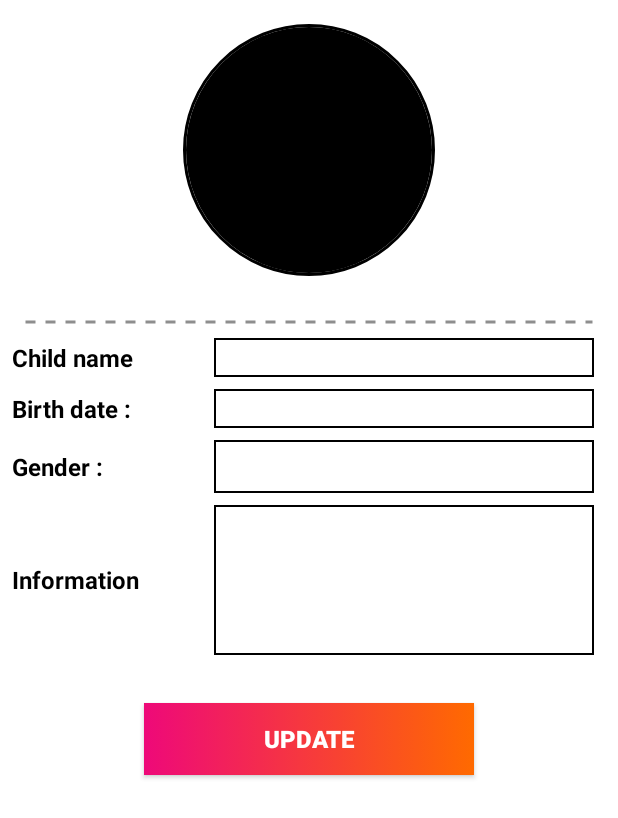
After one commit to nayelfares/ChildB-H, an Android app: the layout fragment_update_child.xml on its own in the app's theme, with its tools: preview values and no code run, on a phone screen of 412 x 824 dp. The commit adds this screen. Shown: the top 818 px of the screen. Run offline under Robolectric (Android 15) with nearby library versions, the light colour scheme and no system bars; network calls fail.

Commit message:
UpdateChild.kt

```diff
--- /dev/null
+++ b/app/src/main/java/com/medical/childbh/parent/ui/UpdateChildView.kt
@@ -0,0 +1,6 @@
+package com.medical.childbh.parent.ui
+
+interface UpdateChildView {
+    fun updateChildSuccess(message: String)
+    fun updateChildFailer(message: String)
+}
--- a/app/src/main/java/com/medical/childbh/parent/vm/ChildAdapter.kt
+++ b/app/src/main/java/com/medical/childbh/parent/vm/ChildAdapter.kt
@@ -12,6 +12,7 @@ import com.medical.childbh.parent.ParentActivity
 import com.medical.childbh.parent.api.ParentApiManager
 import com.medical.childbh.parent.model.Child
 import com.medical.childbh.parent.ui.ChildrenFragment
+import com.medical.childbh.parent.ui.UpdateChild
 import com.medical.childbh.toUrl
 import de.hdodenhof.circleimageview.CircleImageView
 import io.reactivex.Observer
@@ -58,6 +59,10 @@ class ChildAdapter(val context: ChildrenFragment, val children: ArrayList<Child>
             }
             popup.show()
         })
+
+        viewHolder.itemView.setOnClickListener {
+            (context.requireActivity() as ParentActivity).replaceFragment(UpdateChild(context,child))
+        }
     }
 
     override fun getItemCount(): Int {
--- /dev/null
+++ b/app/src/main/res/layout/fragment_update_child.xml
@@ -0,0 +1,169 @@
+<?xml version="1.0" encoding="utf-8"?>
+<ScrollView xmlns:tools="http://schemas.android.com/tools"
+    xmlns:android="http://schemas.android.com/apk/res/android"
+    android:layout_width="match_parent"
+    android:layout_height="match_parent"
+    xmlns:app="http://schemas.android.com/apk/res-auto"
+    android:clickable="true"
+    android:focusable="true"
+    android:orientation="vertical"
+    android:background="@color/white">
+    <LinearLayout xmlns:android="http://schemas.android.com/apk/res/android"
+        android:layout_width="match_parent"
+        android:layout_height="wrap_content"
+        android:orientation="vertical">
+        <RelativeLayout
+            android:layout_width="200dp"
+            android:layout_gravity="center"
+            android:layout_height="200dp">
+            <de.hdodenhof.circleimageview.CircleImageView
+                android:layout_width="match_parent"
+                android:layout_height="match_parent"
+                android:layout_marginTop="16dp"
+                android:layout_marginBottom="16dp"
+                app:civ_border_color="@color/black"
+                android:src="@color/black"
+                android:layout_centerInParent="true"
+                app:civ_border_width="2dp"
+                android:id="@+id/photo"/>
+        </RelativeLayout>
+
+        <ImageView
+            android:layout_width="match_parent"
+            android:layout_height="5dp"
+            android:src="@drawable/dotted"
+            android:layout_marginStart="16dp"
+            android:layout_marginTop="12dp"
+            android:layout_marginEnd="16dp"
+            android:layerType="software" />
+        <LinearLayout
+            android:layout_width="match_parent"
+            android:layout_height="wrap_content"
+            android:layout_marginTop="8dp"
+            android:orientation="horizontal">
+            <TextView
+                android:layout_width="0dp"
+                android:layout_height="match_parent"
+                android:layout_weight="1.5"
+                android:text="@string/child_name"
+                android:textSize="16sp"
+                android:textColor="@color/black"
+                android:layout_marginStart="8dp"
+                android:gravity="start|center"
+                android:textStyle="bold"/>
+            <EditText
+                android:layout_width="0dp"
+                android:layout_height="wrap_content"
+                android:layout_weight="3"
+                android:layout_marginEnd="16dp"
+                android:textColor="@color/black"
+                android:id="@+id/name"
+                android:background="@drawable/ic_edittext_border"
+                android:textSize="16sp"
+                android:layout_marginStart="8dp"
+                android:gravity="start"
+                android:textStyle="normal"/>
+        </LinearLayout>
+        <LinearLayout
+            android:layout_width="match_parent"
+            android:layout_height="wrap_content"
+            android:layout_marginTop="8dp"
+            android:orientation="horizontal">
+            <TextView
+                android:layout_width="0dp"
+                android:layout_height="match_parent"
+                android:layout_weight="1.5"
+                android:text="@string/birth_date"
+                android:textSize="16sp"
+                android:textColor="@color/black"
+                android:layout_marginStart="8dp"
+                android:gravity="start|center"
+                android:textStyle="bold"/>
+            <EditText
+                android:layout_width="0dp"
+                android:layout_height="wrap_content"
+                android:layout_weight="3"
+                android:textColor="@color/black"
+                android:layout_marginEnd="16dp"
+                android:id="@+id/birthDate"
+                android:background="@drawable/ic_edittext_border"
+                android:textSize="16sp"
+                android:layout_marginStart="8dp"
+                android:gravity="start"
+                android:textStyle="normal"/>
+        </LinearLayout>
+        <LinearLayout
+            android:layout_width="match_parent"
+            android:layout_height="wrap_content"
+            android:layout_marginTop="8dp"
+            android:orientation="horizontal">
+            <TextView
+                android:layout_width="0dp"
+                android:layout_height="match_parent"
+                android:layout_weight="1.5"
+                android:text="@string/gender"
+                android:textSize="16sp"
+                android:textColor="@color/black"
+                android:layout_marginStart="8dp"
+                android:gravity="start|center"
+                android:textStyle="bold"/>
+            <Spinner
+                android:layout_width="0dp"
+                android:layout_height="35dp"
+                android:layout_weight="3"
+                android:textColor="@color/black"
+                android:id="@+id/gender"
+                android:layout_marginEnd="16dp"
+                android:background="@drawable/ic_edittext_border"
+                android:textSize="16sp"
+                android:layout_marginStart="8dp"
+                android:gravity="start"
+                android:textStyle="normal"/>
+        </LinearLayout>
+        <LinearLayout
+            android:layout_width="match_parent"
+            android:layout_height="wrap_content"
+            android:layout_marginTop="8dp"
+            android:orientation="horizontal">
+            <TextView
+                android:layout_width="0dp"
+                android:layout_height="match_parent"
+                android:layout_weight="1.5"
+                android:text="@string/information"
+                android:textSize="16sp"
+                android:textColor="@color/black"
+                android:layout_marginStart="8dp"
+                android:gravity="start|center"
+                android:textStyle="bold"/>
+            <EditText
+                android:layout_width="0dp"
+                android:layout_height="100dp"
+                android:layout_weight="3"
+                android:textColor="@color/black"
+                android:background="@drawable/ic_edittext_border"
+                android:id="@+id/information"
+                android:textSize="16sp"
+                android:layout_marginEnd="16dp"
+                android:layout_marginStart="8dp"
+                android:gravity="start"
+                android:textStyle="normal"/>
+        </LinearLayout>
+
+
+        <androidx.appcompat.widget.AppCompatButton
+            android:layout_width="match_parent"
+            android:layout_height="wrap_content"
+            android:background="@drawable/button_gradient"
+            android:text="@string/update"
+            android:id="@+id/submit"
+            android:textSize="16sp"
+            android:gravity="center"
+            android:textColor="@color/white"
+            android:textStyle="bold"
+            android:layout_marginEnd="96dp"
+            android:layout_marginStart="96dp"
+            android:layout_marginTop="32dp"
+            android:layout_marginBottom="32dp"
+            />
+    </LinearLayout>
+</ScrollView>
--- a/app/src/main/res/values/strings.xml
+++ b/app/src/main/res/values/strings.xml
@@ -74,4 +74,5 @@
     <string name="hello_blank_fragment">Hello blank fragment</string>
     <string name="choose_photo">Choose Photo</string>
     <string name="information">Information</string>
+    <string name="update">Update</string>
 </resources>
```
Also changed, not shown: app/src/main/java/com/medical/childbh/parent/api/ParentService.kt (+11 -0 lines), app/src/main/java/com/medical/childbh/parent/ui/UpdateChild.kt (added, +90 -0 lines), app/src/main/java/com/medical/childbh/parent/vm/UpdateChildViewModel.kt (added, +34 -0 lines).
